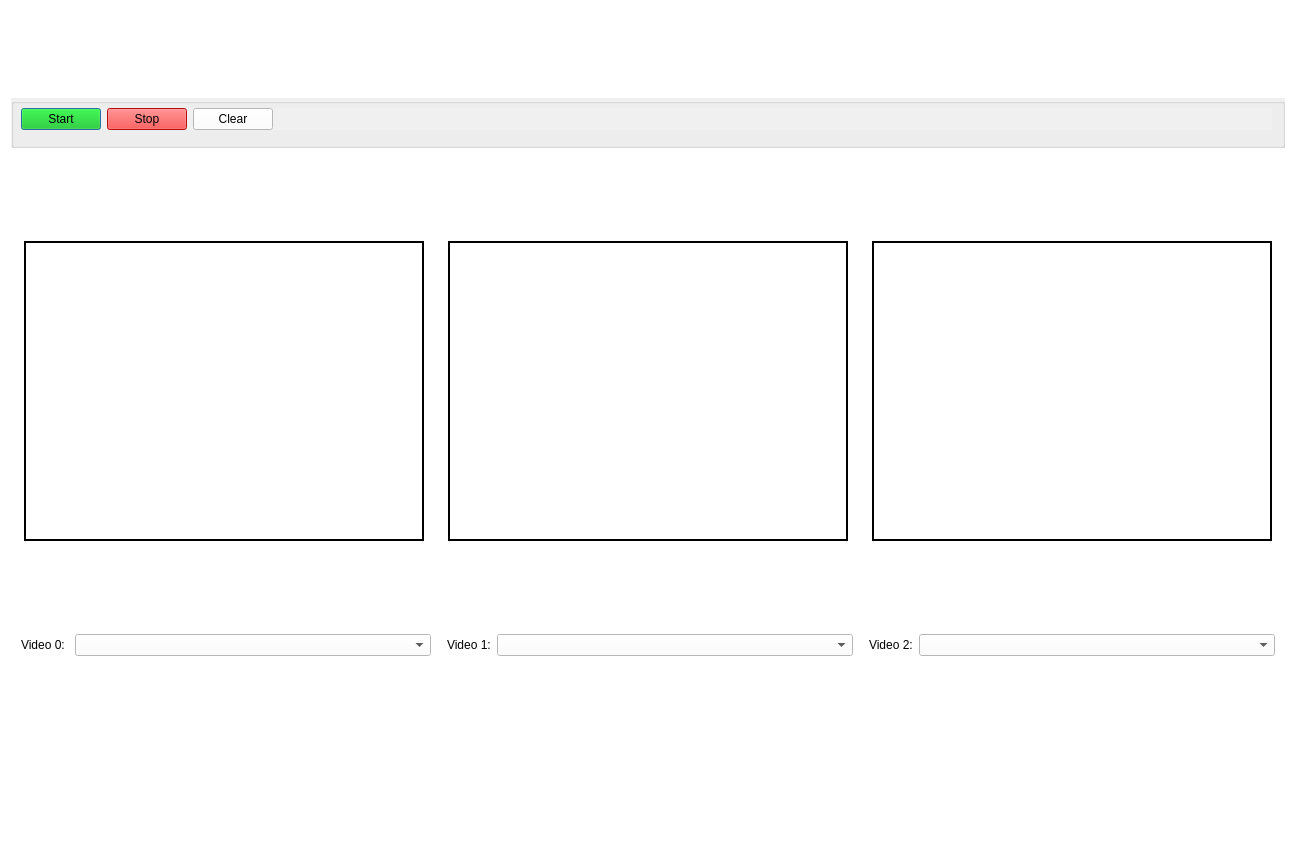
This is GUI.ui in ItsJustRey/Object-Localization as Qt 5 draws it before an edit. The edited form follows.
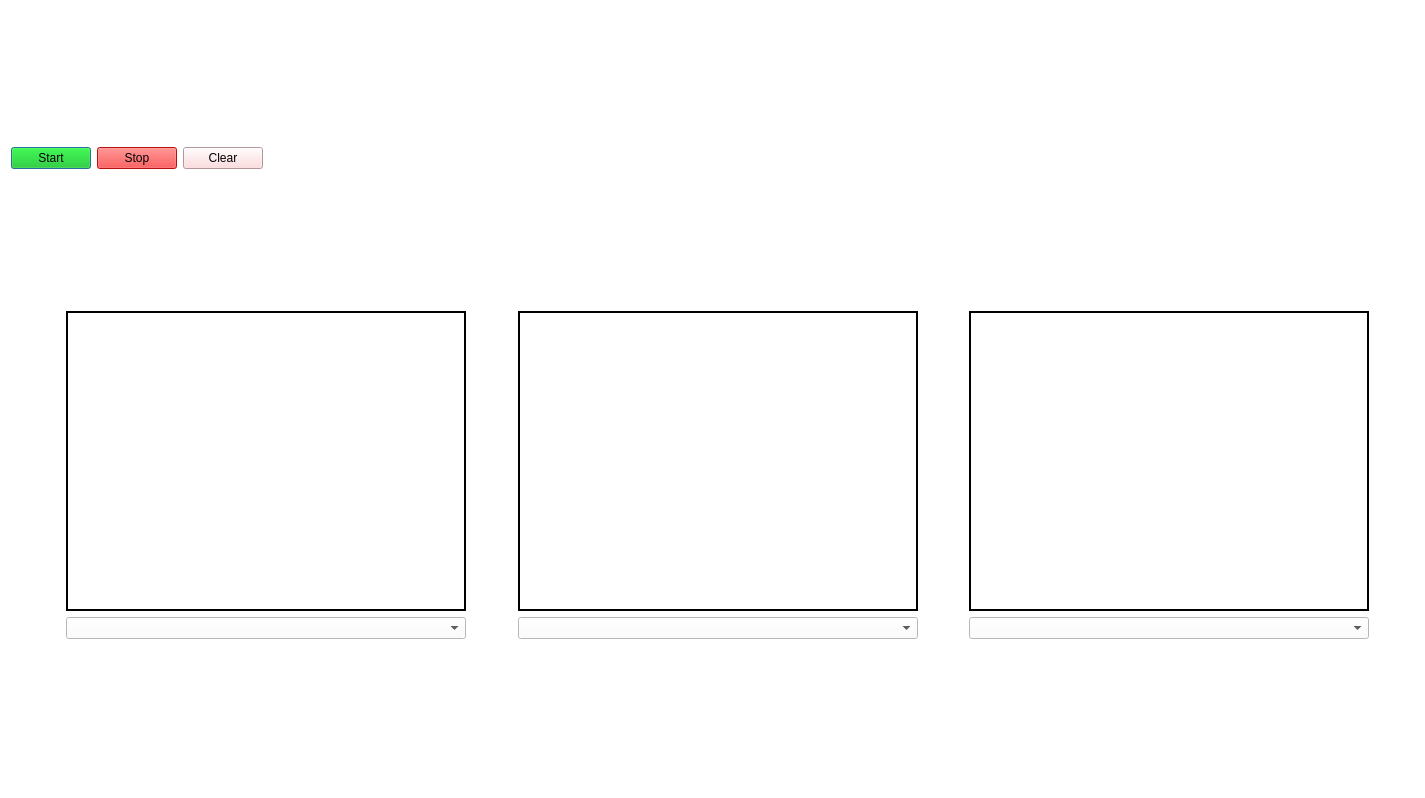
This is the edited form.

Commit message: 3 MP4 Video Captures with 3 separate plots. Also added code to normalize points

Patch:
```diff
--- a/GUI.ui
+++ b/GUI.ui
@@ -9,8 +9,8 @@
    <rect>
     <x>0</x>
     <y>0</y>
-    <width>1296</width>
-    <height>857</height>
+    <width>1425</width>
+    <height>798</height>
    </rect>
   </property>
   <property name="sizePolicy">
@@ -30,40 +30,22 @@
   </property>
   <layout class="QVBoxLayout" name="verticalLayout">
    <item>
-    <widget class="QGroupBox" name="groupBox_top">
-     <property name="sizePolicy">
-      <sizepolicy hsizetype="Expanding" vsizetype="Fixed">
-       <horstretch>0</horstretch>
-       <verstretch>0</verstretch>
-      </sizepolicy>
+    <spacer name="verticalSpacer_4">
+     <property name="orientation">
+      <enum>Qt::Vertical</enum>
      </property>
-     <property name="minimumSize">
-      <size>
-       <width>0</width>
-       <height>50</height>
-      </size>
+     <property name="sizeType">
+      <enum>QSizePolicy::Fixed</enum>
      </property>
-     <property name="maximumSize">
+     <property name="sizeHint" stdset="0">
       <size>
-       <width>16777215</width>
-       <height>50</height>
+       <width>20</width>
+       <height>10</height>
       </size>
      </property>
-     <property name="styleSheet">
-      <string notr="true">background-color: rgb(239, 240, 239)</string>
-     </property>
-     <property name="title">
-      <string/>
-     </property>
-     <widget class="QWidget" name="layoutWidget">
-      <property name="geometry">
-       <rect>
-        <x>10</x>
-        <y>10</y>
-        <width>1251</width>
-        <height>32</height>
-       </rect>
-      </property>
+    </spacer>
+   </item>
+   <item>
       <layout class="QHBoxLayout" name="horizontalLayout_2">
        <property name="sizeConstraint">
         <enum>QLayout::SetMaximumSize</enum>
@@ -117,7 +99,7 @@
           <bool>true</bool>
          </property>
          <property name="styleSheet">
-          <string notr="true">background-color: rgb(255, 255, 255);
+        <string notr="true">background-color: rgb(255, 210, 213);
 font: 10pt &quot;Segoe MDL2 Assets&quot;;</string>
          </property>
          <property name="text">
@@ -139,28 +121,87 @@
         </spacer>
        </item>
       </layout>
-     </widget>
-    </widget>
    </item>
    <item>
-    <layout class="QHBoxLayout" name="layout_videos">
-     <item>
-      <spacer name="horizontalSpacer_3">
+    <spacer name="verticalSpacer_3">
        <property name="orientation">
-        <enum>Qt::Horizontal</enum>
+      <enum>Qt::Vertical</enum>
        </property>
        <property name="sizeType">
         <enum>QSizePolicy::Fixed</enum>
        </property>
        <property name="sizeHint" stdset="0">
         <size>
-         <width>5</width>
-         <height>0</height>
+       <width>20</width>
+       <height>10</height>
         </size>
        </property>
       </spacer>
      </item>
      <item>
+    <layout class="QGridLayout" name="gridLayout_2">
+     <property name="leftMargin">
+      <number>10</number>
+     </property>
+     <property name="horizontalSpacing">
+      <number>6</number>
+     </property>
+     <item row="1" column="4">
+      <spacer name="horizontalSpacer_4">
+       <property name="orientation">
+        <enum>Qt::Horizontal</enum>
+       </property>
+       <property name="sizeHint" stdset="0">
+        <size>
+         <width>40</width>
+         <height>20</height>
+        </size>
+       </property>
+      </spacer>
+     </item>
+     <item row="0" column="0">
+      <spacer name="horizontalSpacer_7">
+       <property name="orientation">
+        <enum>Qt::Horizontal</enum>
+       </property>
+       <property name="sizeHint" stdset="0">
+        <size>
+         <width>40</width>
+         <height>20</height>
+        </size>
+       </property>
+      </spacer>
+     </item>
+     <item row="0" column="6">
+      <spacer name="horizontalSpacer_6">
+       <property name="orientation">
+        <enum>Qt::Horizontal</enum>
+       </property>
+       <property name="sizeHint" stdset="0">
+        <size>
+         <width>40</width>
+         <height>20</height>
+        </size>
+       </property>
+      </spacer>
+     </item>
+     <item row="0" column="4">
+      <spacer name="horizontalSpacer_2">
+       <property name="orientation">
+        <enum>Qt::Horizontal</enum>
+       </property>
+       <property name="sizeHint" stdset="0">
+        <size>
+         <width>40</width>
+         <height>20</height>
+        </size>
+       </property>
+      </spacer>
+     </item>
+     <item row="1" column="5">
+      <widget class="QComboBox" name="comboBox_video2"/>
+     </item>
+     <item row="0" column="1">
       <widget class="QLabel" name="label_video0">
        <property name="minimumSize">
         <size>
@@ -182,23 +223,7 @@
        </property>
       </widget>
      </item>
-     <item>
-      <spacer name="horizontalSpacer">
-       <property name="orientation">
-        <enum>Qt::Horizontal</enum>
-       </property>
-       <property name="sizeType">
-        <enum>QSizePolicy::Fixed</enum>
-       </property>
-       <property name="sizeHint" stdset="0">
-        <size>
-         <width>10</width>
-         <height>20</height>
-        </size>
-       </property>
-      </spacer>
-     </item>
-     <item>
+     <item row="0" column="3">
       <widget class="QLabel" name="label_video1">
        <property name="minimumSize">
         <size>
@@ -220,205 +245,128 @@
        </property>
       </widget>
      </item>
-     <item>
-      <spacer name="horizontalSpacer_2">
-       <property name="orientation">
-        <enum>Qt::Horizontal</enum>
-       </property>
-       <property name="sizeType">
-        <enum>QSizePolicy::Fixed</enum>
-       </property>
-       <property name="sizeHint" stdset="0">
-        <size>
-         <width>10</width>
-         <height>20</height>
-        </size>
-       </property>
-      </spacer>
-     </item>
-     <item>
+     <item row="0" column="5">
       <widget class="QLabel" name="label_video2">
-       <property name="minimumSize">
-        <size>
-         <width>400</width>
-         <height>300</height>
-        </size>
-       </property>
-       <property name="maximumSize">
-        <size>
-         <width>400</width>
-         <height>300</height>
-        </size>
-       </property>
-       <property name="styleSheet">
-        <string notr="true">border: 2px solid black</string>
-       </property>
-       <property name="text">
-        <string/>
-       </property>
-      </widget>
-     </item>
-     <item>
-      <spacer name="horizontalSpacer_4">
-       <property name="orientation">
-        <enum>Qt::Horizontal</enum>
-       </property>
-       <property name="sizeType">
-        <enum>QSizePolicy::Fixed</enum>
-       </property>
-       <property name="sizeHint" stdset="0">
-        <size>
-         <width>5</width>
-         <height>20</height>
-        </size>
-       </property>
-      </spacer>
-     </item>
-    </layout>
-   </item>
-   <item>
-    <layout class="QHBoxLayout" name="layout_comboBox">
-     <property name="sizeConstraint">
-      <enum>QLayout::SetMinimumSize</enum>
-     </property>
-     <item>
-      <spacer name="horizontalSpacer_8">
-       <property name="orientation">
-        <enum>Qt::Horizontal</enum>
-       </property>
-       <property name="sizeType">
-        <enum>QSizePolicy::Fixed</enum>
-       </property>
-       <property name="sizeHint" stdset="0">
-        <size>
-         <width>10</width>
-         <height>20</height>
-        </size>
-       </property>
-      </spacer>
-     </item>
-     <item>
-      <widget class="QLabel" name="label_comboBox_video0">
        <property name="sizePolicy">
-        <sizepolicy hsizetype="Fixed" vsizetype="Fixed">
+        <sizepolicy hsizetype="Preferred" vsizetype="Preferred">
          <horstretch>0</horstretch>
          <verstretch>0</verstretch>
         </sizepolicy>
        </property>
+       <property name="minimumSize">
+        <size>
+         <width>400</width>
+         <height>300</height>
+        </size>
+       </property>
+       <property name="maximumSize">
+        <size>
+         <width>400</width>
+         <height>300</height>
+        </size>
+       </property>
        <property name="styleSheet">
-        <string notr="true">font: 10pt &quot;Segoe MDL2 Assets&quot;;</string>
+        <string notr="true">border: 2px solid black</string>
        </property>
        <property name="text">
-        <string>Video 0: </string>
+        <string/>
        </property>
       </widget>
      </item>
-     <item>
+     <item row="1" column="3">
+      <widget class="QComboBox" name="comboBox_video1"/>
+     </item>
+     <item row="1" column="1">
       <widget class="QComboBox" name="comboBox_video0"/>
      </item>
-     <item>
+     <item row="1" column="2">
+      <spacer name="horizontalSpacer_3">
+       <property name="orientation">
+        <enum>Qt::Horizontal</enum>
+       </property>
+       <property name="sizeHint" stdset="0">
+        <size>
+         <width>40</width>
+         <height>20</height>
+        </size>
+       </property>
+      </spacer>
+     </item>
+     <item row="1" column="6">
       <spacer name="horizontalSpacer_9">
        <property name="orientation">
         <enum>Qt::Horizontal</enum>
        </property>
-       <property name="sizeType">
-        <enum>QSizePolicy::Fixed</enum>
-       </property>
        <property name="sizeHint" stdset="0">
         <size>
-         <width>10</width>
+         <width>40</width>
          <height>20</height>
         </size>
        </property>
       </spacer>
      </item>
-     <item>
-      <widget class="QLabel" name="label_comboBox_video1">
-       <property name="sizePolicy">
-        <sizepolicy hsizetype="Fixed" vsizetype="Fixed">
-         <horstretch>0</horstretch>
-         <verstretch>0</verstretch>
-        </sizepolicy>
+     <item row="0" column="2">
+      <spacer name="horizontalSpacer">
+       <property name="orientation">
+        <enum>Qt::Horizontal</enum>
        </property>
-       <property name="styleSheet">
-        <string notr="true">font: 10pt &quot;Segoe MDL2 Assets&quot;;</string>
+       <property name="sizeHint" stdset="0">
+        <size>
+         <width>40</width>
+         <height>20</height>
+        </size>
        </property>
-       <property name="text">
-        <string>Video 1:</string>
-       </property>
-      </widget>
+      </spacer>
      </item>
-     <item>
-      <widget class="QComboBox" name="comboBox_video1"/>
-     </item>
-     <item>
-      <spacer name="horizontalSpacer_11">
+     <item row="1" column="0">
+      <spacer name="horizontalSpacer_8">
        <property name="orientation">
         <enum>Qt::Horizontal</enum>
        </property>
-       <property name="sizeType">
-        <enum>QSizePolicy::Fixed</enum>
-       </property>
        <property name="sizeHint" stdset="0">
         <size>
-         <width>10</width>
+         <width>40</width>
          <height>20</height>
         </size>
        </property>
       </spacer>
      </item>
-     <item>
-      <widget class="QLabel" name="label_comboBox_video2">
-       <property name="sizePolicy">
-        <sizepolicy hsizetype="Fixed" vsizetype="Fixed">
-         <horstretch>0</horstretch>
-         <verstretch>0</verstretch>
-        </sizepolicy>
-       </property>
-       <property name="styleSheet">
-        <string notr="true">font: 10pt &quot;Segoe MDL2 Assets&quot;;</string>
-       </property>
-       <property name="text">
-        <string>Video 2:</string>
-       </property>
-      </widget>
+    </layout>
      </item>
      <item>
-      <widget class="QComboBox" name="comboBox_video2"/>
-     </item>
-     <item>
-      <spacer name="horizontalSpacer_10">
+    <spacer name="verticalSpacer_2">
        <property name="orientation">
-        <enum>Qt::Horizontal</enum>
+      <enum>Qt::Vertical</enum>
        </property>
        <property name="sizeType">
         <enum>QSizePolicy::Fixed</enum>
        </property>
        <property name="sizeHint" stdset="0">
         <size>
-         <width>10</width>
-         <height>20</height>
+       <width>20</width>
+       <height>10</height>
         </size>
        </property>
       </spacer>
      </item>
-    </layout>
+   <item>
+    <layout class="QHBoxLayout" name="layout_plot"/>
    </item>
    <item>
-    <layout class="QHBoxLayout" name="layout_plot">
-     <property name="leftMargin">
-      <number>0</number>
+    <spacer name="verticalSpacer">
+     <property name="orientation">
+      <enum>Qt::Vertical</enum>
      </property>
-     <property name="topMargin">
-      <number>50</number>
+     <property name="sizeType">
+      <enum>QSizePolicy::Fixed</enum>
      </property>
-     <property name="rightMargin">
-      <number>0</number>
+     <property name="sizeHint" stdset="0">
+      <size>
+       <width>20</width>
+       <height>10</height>
+      </size>
      </property>
-     <property name="bottomMargin">
-      <number>50</number>
-     </property>
-    </layout>
+    </spacer>
    </item>
   </layout>
  </widget>
```
Lines whose indentation alone changed are shown as unchanged. The commit also changes 6 other files.
